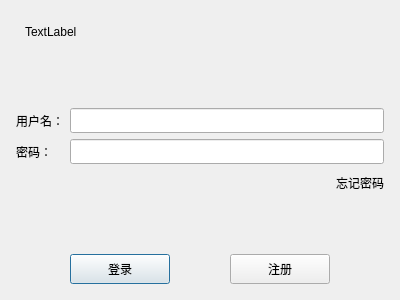
Qt form Client/forChat/logindialog.ui (Coder-Young/forChat) before a commit.
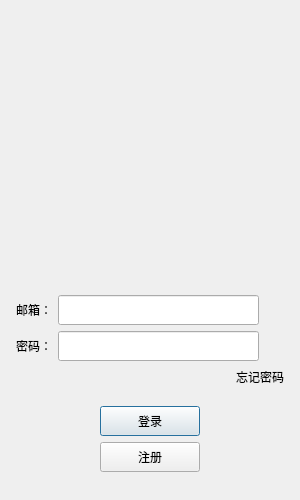
The same form after that commit. Custom widgets are drawn as their Qt base class.

The edit to the form file:
```diff
--- a/Client/forChat/logindialog.ui
+++ b/Client/forChat/logindialog.ui
@@ -6,16 +6,28 @@
    <rect>
     <x>0</x>
     <y>0</y>
-    <width>400</width>
-    <height>300</height>
+    <width>300</width>
+    <height>500</height>
    </rect>
   </property>
+  <property name="minimumSize">
+   <size>
+    <width>300</width>
+    <height>500</height>
+   </size>
+  </property>
+  <property name="maximumSize">
+   <size>
+    <width>300</width>
+    <height>500</height>
+   </size>
+  </property>
   <property name="windowTitle">
    <string>Dialog</string>
   </property>
-  <layout class="QVBoxLayout" name="verticalLayout_2">
+  <layout class="QVBoxLayout" name="verticalLayout_3">
    <item>
-    <layout class="QVBoxLayout" name="verticalLayout">
+    <layout class="QVBoxLayout" name="verticalLayout_2">
      <property name="leftMargin">
       <number>5</number>
      </property>
@@ -29,12 +41,52 @@
       <number>5</number>
      </property>
      <item>
-      <widget class="QWidget" name="widget" native="true">
+      <widget class="QLabel" name="err_tip">
+       <property name="minimumSize">
+        <size>
+         <width>0</width>
+         <height>25</height>
+        </size>
+       </property>
+       <property name="maximumSize">
+        <size>
+         <width>16777215</width>
+         <height>25</height>
+        </size>
+       </property>
+       <property name="text">
+        <string/>
+       </property>
+       <property name="alignment">
+        <set>Qt::AlignCenter</set>
+       </property>
+      </widget>
+     </item>
+     <item>
+      <widget class="QWidget" name="head_widget" native="true">
+       <property name="minimumSize">
+        <size>
+         <width>200</width>
+         <height>230</height>
+        </size>
+       </property>
        <layout class="QGridLayout" name="gridLayout">
-        <item row="0" column="0">
-         <widget class="QLabel" name="label">
+        <item row="1" column="0">
+         <widget class="QLabel" name="head_label">
+          <property name="minimumSize">
+           <size>
+            <width>200</width>
+            <height>200</height>
+           </size>
+          </property>
+          <property name="maximumSize">
+           <size>
+            <width>200</width>
+            <height>200</height>
+           </size>
+          </property>
           <property name="text">
-           <string>TextLabel</string>
+           <string/>
           </property>
          </widget>
         </item>
@@ -42,7 +94,7 @@
       </widget>
      </item>
      <item>
-      <spacer name="verticalSpacer">
+      <spacer name="verticalSpacer_3">
        <property name="orientation">
         <enum>Qt::Vertical</enum>
        </property>
@@ -55,9 +107,9 @@
       </spacer>
      </item>
      <item>
-      <layout class="QFormLayout" name="formLayout">
-       <item row="0" column="1">
-        <widget class="QLineEdit" name="user_lineEdit">
+      <layout class="QHBoxLayout" name="horizontalLayout_2">
+       <item>
+        <widget class="QLabel" name="email_lb">
          <property name="minimumSize">
           <size>
            <width>0</width>
@@ -70,58 +122,103 @@
            <height>25</height>
           </size>
          </property>
+         <property name="text">
+          <string>邮箱：</string>
+         </property>
         </widget>
        </item>
-       <item row="0" column="0">
-        <widget class="QLabel" name="user_Label">
+       <item>
+        <widget class="QLineEdit" name="email_edit">
          <property name="minimumSize">
           <size>
            <width>0</width>
-           <height>25</height>
+           <height>30</height>
           </size>
          </property>
          <property name="maximumSize">
           <size>
            <width>16777215</width>
-           <height>25</height>
+           <height>30</height>
           </size>
          </property>
-         <property name="text">
-          <string>用户名：</string>
-         </property>
         </widget>
        </item>
-       <item row="1" column="0">
-        <widget class="QLabel" name="pwd_Label">
-         <property name="text">
-          <string>密码：</string>
+       <item>
+        <spacer name="horizontalSpacer_6">
+         <property name="orientation">
+          <enum>Qt::Horizontal</enum>
          </property>
-        </widget>
-       </item>
-       <item row="1" column="1">
-        <widget class="QLineEdit" name="pwd_lineEdit">
-         <property name="minimumSize">
-          <size>
-           <width>0</width>
-           <height>25</height>
-          </size>
+         <property name="sizeType">
+          <enum>QSizePolicy::Fixed</enum>
          </property>
-         <property name="maximumSize">
+         <property name="sizeHint" stdset="0">
           <size>
-           <width>16777215</width>
-           <height>25</height>
+           <width>25</width>
+           <height>20</height>
           </size>
          </property>
-         <property name="echoMode">
-          <enum>QLineEdit::Password</enum>
-         </property>
-        </widget>
+        </spacer>
        </item>
       </layout>
      </item>
      <item>
       <layout class="QHBoxLayout" name="horizontalLayout_3">
        <item>
+        <widget class="QLabel" name="pass_label">
+         <property name="minimumSize">
+          <size>
+           <width>0</width>
+           <height>25</height>
+          </size>
+         </property>
+         <property name="maximumSize">
+          <size>
+           <width>16777215</width>
+           <height>25</height>
+          </size>
+         </property>
+         <property name="text">
+          <string>密码：</string>
+         </property>
+        </widget>
+       </item>
+       <item>
+        <widget class="QLineEdit" name="pass_edit">
+         <property name="minimumSize">
+          <size>
+           <width>0</width>
+           <height>30</height>
+          </size>
+         </property>
+         <property name="maximumSize">
+          <size>
+           <width>16777215</width>
+           <height>30</height>
+          </size>
+         </property>
+        </widget>
+       </item>
+       <item>
+        <spacer name="horizontalSpacer_7">
+         <property name="orientation">
+          <enum>Qt::Horizontal</enum>
+         </property>
+         <property name="sizeType">
+          <enum>QSizePolicy::Fixed</enum>
+         </property>
+         <property name="sizeHint" stdset="0">
+          <size>
+           <width>25</width>
+           <height>20</height>
+          </size>
+         </property>
+        </spacer>
+       </item>
+      </layout>
+     </item>
+     <item>
+      <layout class="QHBoxLayout" name="horizontalLayout_4">
+       <item>
         <spacer name="horizontalSpacer">
          <property name="orientation">
           <enum>Qt::Horizontal</enum>
@@ -135,19 +232,7 @@
         </spacer>
        </item>
        <item>
-        <widget class="QLabel" name="fpwd_Label">
-         <property name="minimumSize">
-          <size>
-           <width>0</width>
-           <height>25</height>
-          </size>
-         </property>
-         <property name="maximumSize">
-          <size>
-           <width>16777215</width>
-           <height>25</height>
-          </size>
-         </property>
+        <widget class="ClickedLabel" name="forget_label">
          <property name="text">
           <string>忘记密码</string>
          </property>
@@ -169,7 +254,7 @@
       </spacer>
      </item>
      <item>
-      <layout class="QHBoxLayout" name="horizontalLayout_4">
+      <layout class="QHBoxLayout" name="horizontalLayout_5">
        <item>
         <spacer name="horizontalSpacer_2">
          <property name="orientation">
@@ -184,25 +269,36 @@
         </spacer>
        </item>
        <item>
-        <widget class="QPushButton" name="login_Btn">
+        <widget class="QPushButton" name="login_btn">
          <property name="minimumSize">
           <size>
            <width>100</width>
            <height>30</height>
           </size>
          </property>
-         <property name="maximumSize">
-          <size>
-           <width>100</width>
-           <height>30</height>
-          </size>
-         </property>
          <property name="text">
           <string>登录</string>
          </property>
         </widget>
        </item>
        <item>
+        <spacer name="horizontalSpacer_3">
+         <property name="orientation">
+          <enum>Qt::Horizontal</enum>
+         </property>
+         <property name="sizeHint" stdset="0">
+          <size>
+           <width>40</width>
+           <height>20</height>
+          </size>
+         </property>
+        </spacer>
+       </item>
+      </layout>
+     </item>
+     <item>
+      <layout class="QHBoxLayout" name="horizontalLayout_6">
+       <item>
         <spacer name="horizontalSpacer_4">
          <property name="orientation">
           <enum>Qt::Horizontal</enum>
@@ -216,26 +312,20 @@
         </spacer>
        </item>
        <item>
-        <widget class="QPushButton" name="register_Btn">
+        <widget class="QPushButton" name="reg_btn">
          <property name="minimumSize">
           <size>
            <width>100</width>
            <height>30</height>
           </size>
          </property>
-         <property name="maximumSize">
-          <size>
-           <width>100</width>
-           <height>30</height>
-          </size>
-         </property>
          <property name="text">
           <string>注册</string>
          </property>
         </widget>
        </item>
        <item>
-        <spacer name="horizontalSpacer_3">
+        <spacer name="horizontalSpacer_5">
          <property name="orientation">
           <enum>Qt::Horizontal</enum>
          </property>
@@ -249,10 +339,30 @@
        </item>
       </layout>
      </item>
+     <item>
+      <spacer name="verticalSpacer">
+       <property name="orientation">
+        <enum>Qt::Vertical</enum>
+       </property>
+       <property name="sizeHint" stdset="0">
+        <size>
+         <width>20</width>
+         <height>40</height>
+        </size>
+       </property>
+      </spacer>
+     </item>
     </layout>
    </item>
   </layout>
  </widget>
+ <customwidgets>
+  <customwidget>
+   <class>ClickedLabel</class>
+   <extends>QLabel</extends>
+   <header>clickedlabel.h</header>
+  </customwidget>
+ </customwidgets>
  <resources/>
  <connections/>
 </ui>
```
